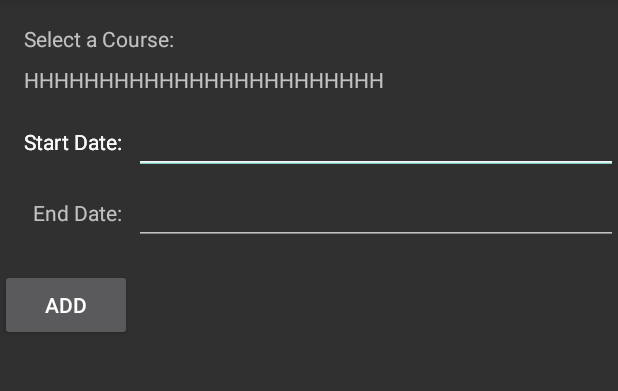
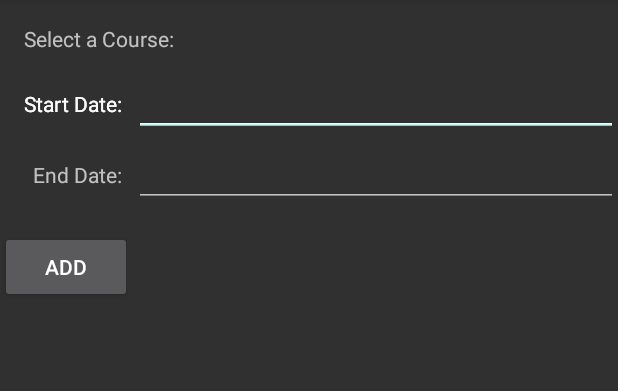
Before and after one commit to robstudentaccount/c196, an Android app: the courseSection screen opened directly, with no data from a screen before it, on a phone screen of 412 x 824 dp, the part 84-475 px from its top. Run offline under Robolectric (Android 15) with nearby library versions, the phone set to English and light mode, and no system bars.

Commit message:
Added courses for courseSection and adjusted courseSection to use 4 digit year for consistency.

```diff
--- a/app/src/main/java/com/stuart/robert/wgu/c196/v3/courseSection.java
+++ b/app/src/main/java/com/stuart/robert/wgu/c196/v3/courseSection.java
@@ -6,7 +6,7 @@ import android.os.Bundle;
 import android.view.View;
 import android.widget.DatePicker;
 import android.widget.LinearLayout;
-import android.widget.ScrollView;
+import android.widget.RadioButton;
 import android.widget.TextView;
 
 import java.text.ParseException;
@@ -17,9 +17,9 @@ import java.util.Locale;
 
 public class courseSection extends AppCompatActivity {
 
-    DatePickerDialog.OnDateSetListener startDate;
+    DatePickerDialog.OnDateSetListener pickedDate;
     final Calendar myCalendarStart = Calendar.getInstance();
-    SimpleDateFormat sdf = new SimpleDateFormat("MM/dd/yy", Locale.US);
+    SimpleDateFormat sdf = new SimpleDateFormat("MM/dd/yyyy", Locale.US);
 
     @Override
     protected void onCreate(Bundle savedInstanceState) {
@@ -39,14 +39,14 @@ public class courseSection extends AppCompatActivity {
                 Date date;
                 TextView textView = (TextView)view;
                 String info = textView.getText().toString();
-                if(info.equals(""))info="03/22/22";
+                if(info.equals(""))info="03/22/2022";
                 try {
                     myCalendarStart.setTime(sdf.parse(info));
                 } catch (ParseException e) {
                     e.printStackTrace();
                 }
 
-                startDate = new DatePickerDialog.OnDateSetListener() {
+                pickedDate = new DatePickerDialog.OnDateSetListener() {
                     @Override
                     public void onDateSet(DatePicker datePicker, int year, int monthOfYear, int dayOfMonth) {
                         myCalendarStart.set(Calendar.YEAR, year);
@@ -57,12 +57,9 @@ public class courseSection extends AppCompatActivity {
                 };
 
 
-                new DatePickerDialog(courseSection.this, startDate,
+                new DatePickerDialog(courseSection.this, pickedDate,
                         myCalendarStart.get(Calendar.YEAR), myCalendarStart.get(Calendar.MONTH),
                         myCalendarStart.get(Calendar.DAY_OF_MONTH)).show();
-
-
-
             }
         };
 
@@ -72,8 +69,12 @@ public class courseSection extends AppCompatActivity {
     }
     private void drawCourses() {
         LinearLayout courseListView = (LinearLayout) findViewById(R.id.courseListView);
-        TextView t = new TextView(this);
-        t.setText("HHHHHHHHHHHHHHHHHHHHHHHH");
-        courseListView.addView(t);
+        courseListView.removeAllViews();
+        for (Course course : Courses.getCourses()) {
+            RadioButton courseRT = new RadioButton(this);
+            courseRT.setText(course.getName());
+
+            courseListView.addView(courseRT);
+        }
     }
 }
--- a/app/src/main/res/layout/activity_course_section.xml
+++ b/app/src/main/res/layout/activity_course_section.xml
@@ -64,7 +64,7 @@
     <ScrollView
         android:id="@+id/scrollView2"
         android:layout_width="0dp"
-        android:layout_height="25dp"
+        android:layout_height="wrap_content"
         android:layout_marginStart="16dp"
         android:layout_marginTop="8dp"
         app:layout_constraintEnd_toEndOf="parent"
@@ -73,10 +73,23 @@
         app:layout_constraintTop_toBottomOf="@+id/textView2">
 
         <LinearLayout
-            android:id="@+id/courseListView"
             android:layout_width="match_parent"
             android:layout_height="wrap_content"
-            android:orientation="vertical" />
+            android:orientation="vertical">
+
+            <RadioGroup
+                android:id="@+id/courseListView"
+                android:layout_width="match_parent"
+                android:layout_height="match_parent">
+
+                <RadioButton
+                    android:id="@+id/radioButton"
+                    android:layout_width="match_parent"
+                    android:layout_height="wrap_content"
+                    android:text="RadioButton" />
+            </RadioGroup>
+
+        </LinearLayout>
     </ScrollView>
 
     <TextView
@@ -96,7 +109,6 @@
         android:layout_marginStart="8dp"
         android:editable="false"
         android:ems="10"
-        android:inputType="textPersonName"
         app:layout_constraintBaseline_toBaselineOf="@+id/textView5"
         app:layout_constraintEnd_toEndOf="parent"
         app:layout_constraintStart_toEndOf="@+id/textView5" />
@@ -118,8 +130,8 @@
         android:layout_width="0dp"
         android:layout_height="wrap_content"
         android:layout_marginStart="8dp"
+        android:editable="false"
         android:ems="10"
-        android:inputType="textPersonName"
         app:layout_constraintBaseline_toBaselineOf="@+id/textView8"
         app:layout_constraintEnd_toEndOf="parent"
         app:layout_constraintStart_toEndOf="@+id/textView8" />
```
